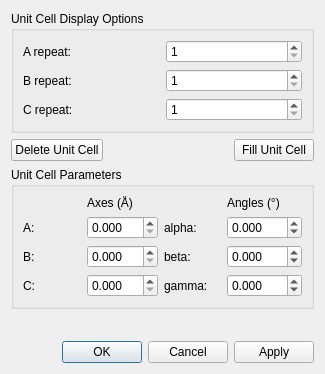
Before: the Qt Designer form libavogadro/src/extensions/unitcellparamdialog.ui in cryos/avogadro, drawn with Qt 5.
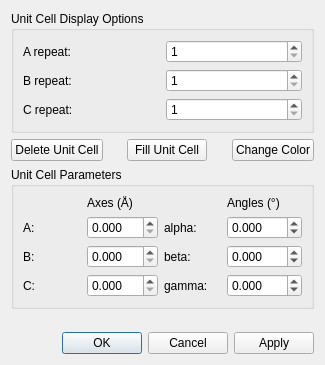
After: the same form once the commit is applied.

Commit message: Change color of unit cell (feature request #...)

```diff
--- a/libavogadro/src/extensions/unitcellparamdialog.ui
+++ b/libavogadro/src/extensions/unitcellparamdialog.ui
@@ -7,7 +7,7 @@
     <x>0</x>
     <y>0</y>
     <width>325</width>
-    <height>374</height>
+    <height>365</height>
    </rect>
   </property>
   <property name="windowTitle">
@@ -94,6 +94,32 @@
        </property>
       </widget>
      </item>
+     <item>
+      <spacer name="horizontalSpacer_3">
+       <property name="orientation">
+        <enum>Qt::Horizontal</enum>
+       </property>
+       <property name="sizeHint" stdset="0">
+        <size>
+         <width>40</width>
+         <height>20</height>
+        </size>
+       </property>
+      </spacer>
+     </item>
+     <item>
+      <widget class="QPushButton" name="changeColor">
+       <property name="sizePolicy">
+        <sizepolicy hsizetype="Preferred" vsizetype="Fixed">
+         <horstretch>0</horstretch>
+         <verstretch>0</verstretch>
+        </sizepolicy>
+       </property>
+       <property name="text">
+        <string>Change Color</string>
+       </property>
+      </widget>
+     </item>
     </layout>
    </item>
    <item>
```
The commit also changes 6 other files.
